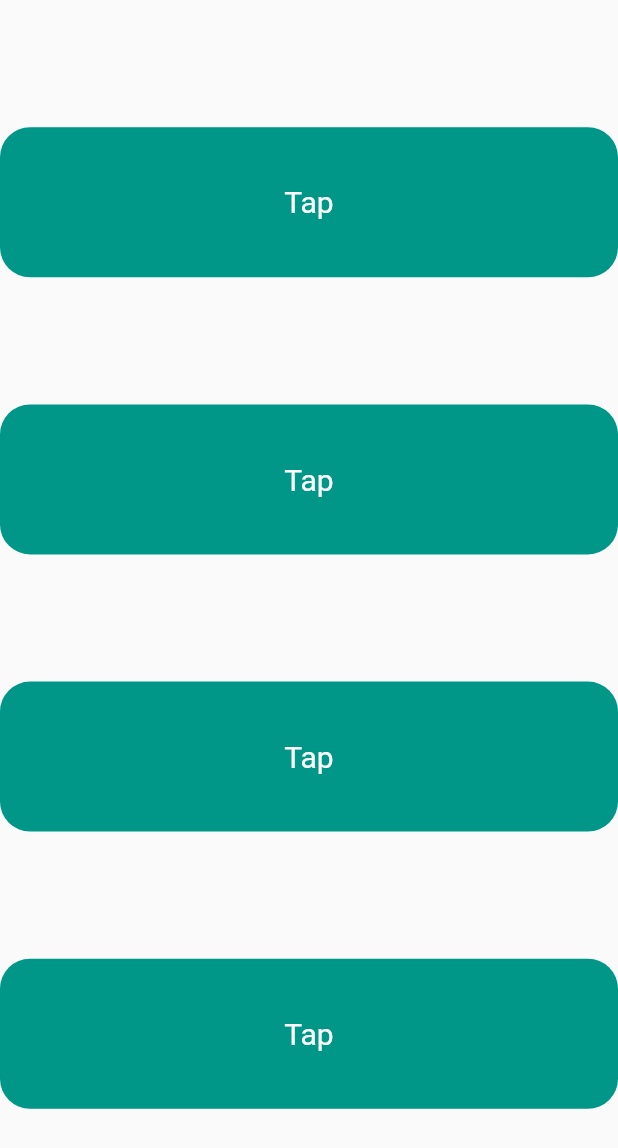
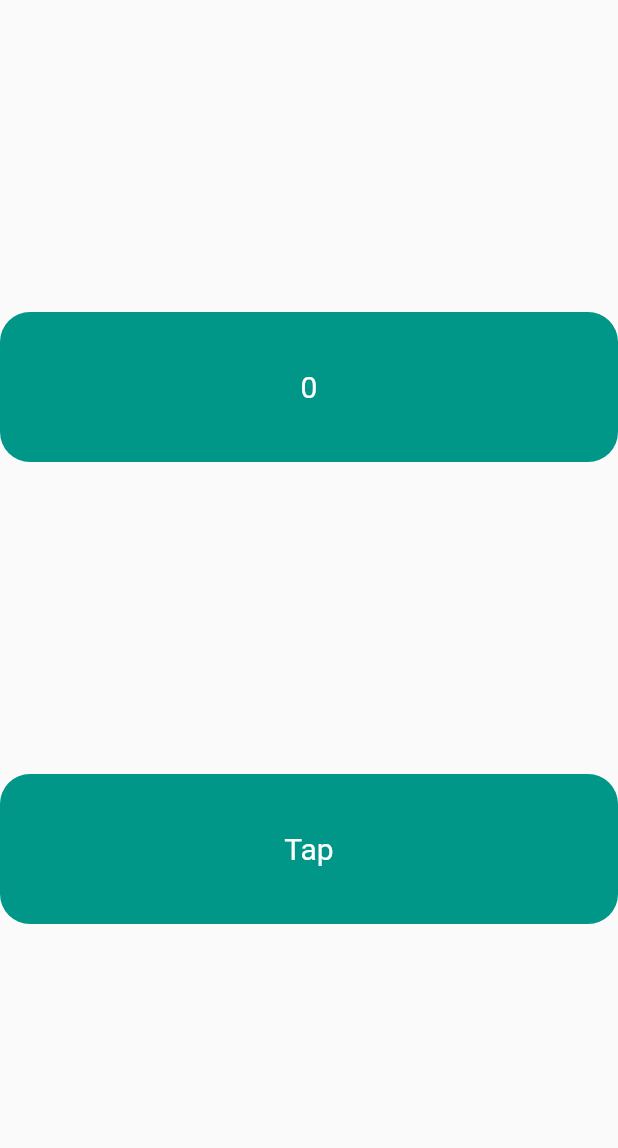
Before and after one commit to seen2/next_flutter, a Flutter app: the screen it shows after launch, on a phone screen of 412 x 824 dp. Shown: the top 1148 px of the screen. Run offline on Flutter 3.47's test engine with Material 2 defaults, Android fonts, the light colour scheme and no system bars; our stand-ins replace get.

Commit message:
Simple counter

```diff
--- a/lib/controller/tap_controller.dart
+++ b/lib/controller/tap_controller.dart
@@ -7,5 +7,6 @@ class TapController extends GetxController {
 
   void increaseX() {
     _x++;
+    update();
   }
 }
--- a/lib/my_home_ page.dart
+++ b/lib/my_home_ page.dart
@@ -2,14 +2,13 @@
 import 'package:flutter/material.dart';
 import 'package:get/get.dart';
 import 'package:next_flutter/controller/tap_controller.dart';
-
 
 // ignore: must_be_immutable
 class MyHomePage extends StatelessWidget {
   MyHomePage({Key? key}) : super(key: key);
 
   //Dependency Injection
-  TapController tapController=Get.put(TapController());
+  final TapController controller = Get.put(TapController());
 
   @override
   Widget build(BuildContext context) {
@@ -22,11 +21,14 @@ class MyHomePage extends StatelessWidget {
             width: double.maxFinite,
             child: Column(
               mainAxisAlignment: MainAxisAlignment.spaceEvenly,
-              children: const [
-                MyContainer(),
-                MyContainer(),
-                MyContainer(),
-                MyContainer(),
+              children: [
+                GetBuilder<TapController>(builder: (tapController){
+                  return  MyContainerView(value: controller.x);
+                }),
+                MyContainer(onTap: () => controller.increaseX()),
+                // MyContainer(),
+                // MyContainer(),
+                // MyContainer(),
               ],
             )),
       ),
@@ -34,15 +36,15 @@ class MyHomePage extends StatelessWidget {
   }
 }
 
+class MyContainer extends StatelessWidget {
+  final Function onTap;
 
-class MyContainer extends StatelessWidget {
-  const MyContainer({
-    Key? key,
-  }) : super(key: key);
+  const MyContainer({Key? key, required this.onTap}) : super(key: key);
 
   @override
   Widget build(BuildContext context) {
     return GestureDetector(
+      onTap: (() => onTap()),
       child: Container(
         height: 100,
         width: double.maxFinite,
@@ -59,3 +61,28 @@ class MyContainer extends StatelessWidget {
     );
   }
 }
+
+class MyContainerView extends StatelessWidget {
+  final int value;
+
+  const MyContainerView({Key? key, required this.value}) : super(key: key);
+
+  @override
+  Widget build(BuildContext context) {
+    return GestureDetector(
+      child: Container(
+        height: 100,
+        width: double.maxFinite,
+        decoration: BoxDecoration(
+          borderRadius: BorderRadius.circular(20),
+          color: Colors.teal,
+        ),
+        child: Center(
+            child: Text(
+          value.toString(),
+          style: const TextStyle(color: Colors.white, fontSize: 20),
+        )),
+      ),
+    );
+  }
+}
```
